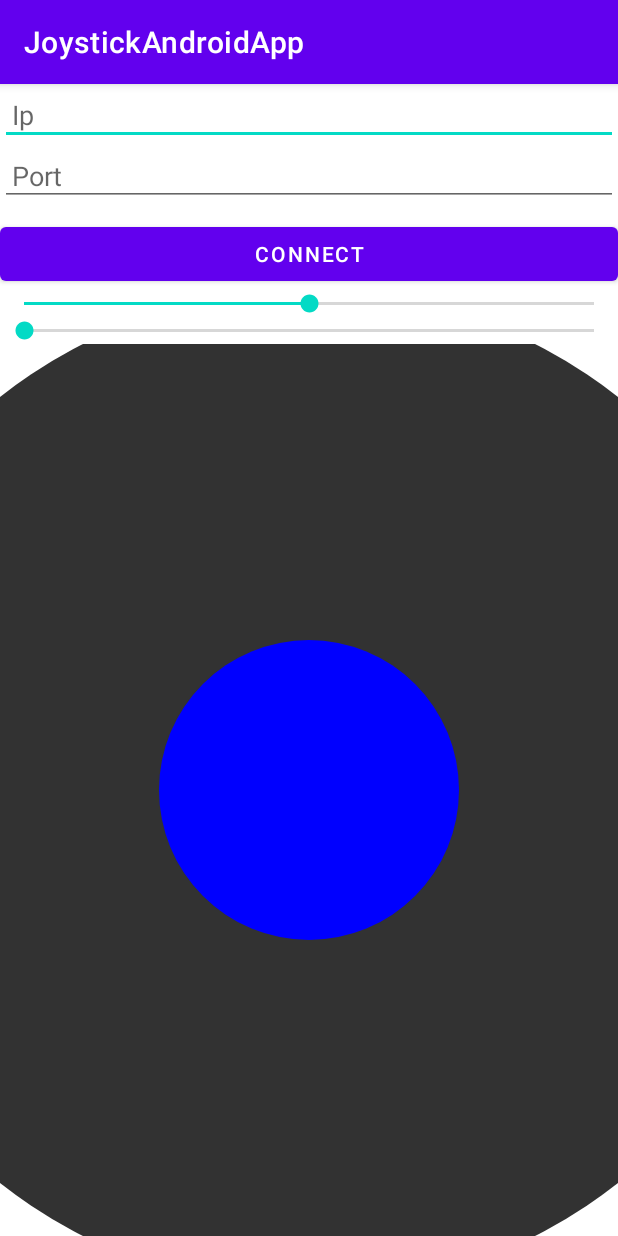
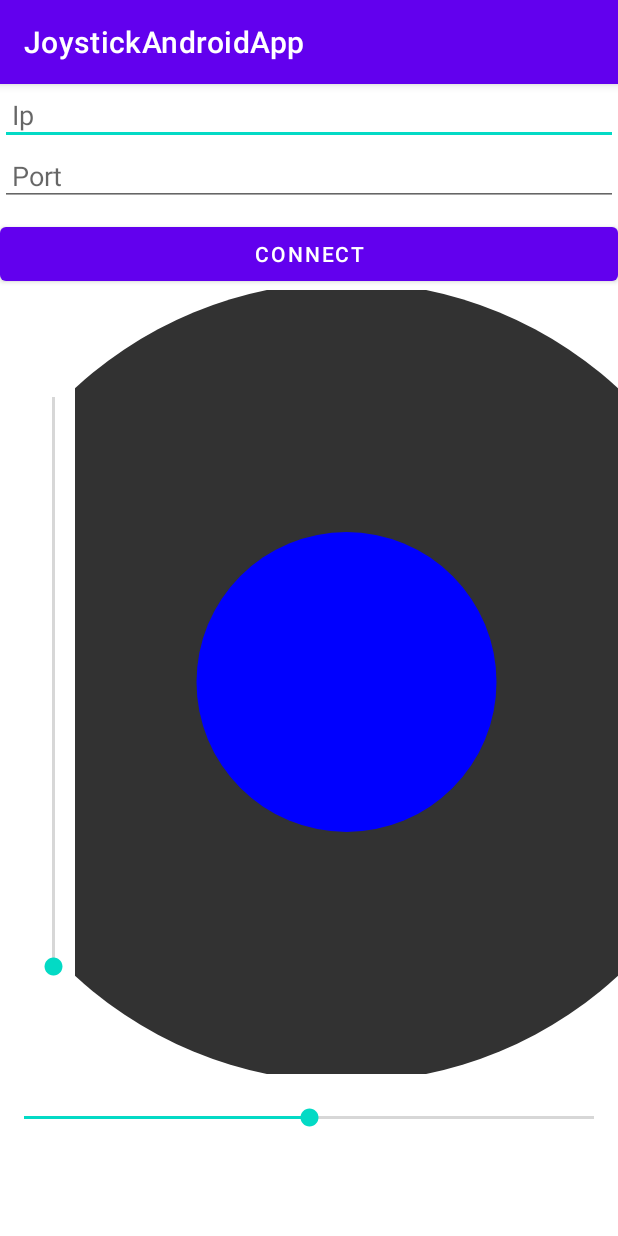
Before and after one commit to sarits991/JoystickAndroidApp, an Android app: the screen it shows after launch (MainActivity), on a phone screen of 412 x 824 dp. Run offline under Robolectric (Android 15) with nearby library versions, the phone set to English and light mode, and no system bars; our stand-ins replace data binding; 1 statement that could not run was skipped.

Commit message:
seek bar

```diff
--- a/app/src/main/java/android/joystickandroidapp/views/Joystick.java
+++ b/app/src/main/java/android/joystickandroidapp/views/Joystick.java
@@ -18,7 +18,7 @@ public class Joystick extends View {
     private float xCenter;
     private float yCenter;
     private float innerRadius = 150;
-    private float externalRadius = 500;
+    private float externalRadius = 400;
     private JoystickOnChange joystickOnChange;
     private Paint paint;
 
--- a/app/src/main/res/layout/activity_main.xml
+++ b/app/src/main/res/layout/activity_main.xml
@@ -1,6 +1,7 @@
 <?xml version="1.0" encoding="utf-8"?>
 <layout xmlns:android="http://schemas.android.com/apk/res/android"
     xmlns:tools="http://schemas.android.com/tools"
+    xmlns:app="http://schemas.android.com/apk/res-auto"
     tools:context=".views.MainActivity">
 
     <data>
@@ -34,6 +35,7 @@
 
 
         <Button
+            android:id="@+id/connectButton"
             android:layout_width="match_parent"
             android:layout_height="wrap_content"
             android:layout_marginTop="8dp"
@@ -41,25 +43,50 @@
             android:text="@string/connect_button"
             tools:validationMessage="@{viewModel.validationMessage}"/>
 
+        <androidx.constraintlayout.widget.ConstraintLayout
+            android:layout_width="match_parent"
+            android:layout_height="match_parent"
+            android:layout_weight="1"
+            >
+
+
+            <SeekBar
+                android:id="@+id/throttleSeekBar"
+                android:layout_width="match_parent"
+                android:layout_height="match_parent"
+                android:max="20"
+                android:min="0"
+                android:rotation="-90"
+                app:layout_constraintBottom_toBottomOf="parent"
+                app:layout_constraintEnd_toEndOf="parent"
+                app:layout_constraintLeft_toLeftOf="parent"
+                app:layout_constraintRight_toLeftOf="@id/joystick"
+                app:layout_constraintTop_toTopOf="parent"
+                android:scrollY="170dp"
+                tools:ignore="MissingConstraints,NotSibling"
+
+                />
+
+
+            <android.joystickandroidapp.views.Joystick
+                android:id="@+id/joystick"
+                android:layout_width="match_parent"
+                android:layout_height="match_parent"
+                android:layout_marginLeft="50dp"
+                android:layout_weight="1" />
+
+        </androidx.constraintlayout.widget.ConstraintLayout>
+
+
         <SeekBar
             android:id="@+id/rudderSeekBar"
             android:layout_width="match_parent"
             android:layout_height="wrap_content"
+            android:padding="20dp"
+            android:layout_marginBottom="50dp"
             android:max="20"
             android:min="-20" />
 
-        <SeekBar
-            android:id="@+id/throttleSeekBar"
-            android:layout_width="match_parent"
-            android:layout_height="wrap_content"
-            android:max="20"
-            android:min="0"
-            />
-
-       <android.joystickandroidapp.views.Joystick
-            android:layout_width="match_parent"
-            android:layout_height="wrap_content"
-            android:id="@+id/joystick"/>
 
     </LinearLayout>
 </layout>
```
Also changed, not shown: app/src/main/java/android/joystickandroidapp/model/FlightSimulatorLogic.java (+30 -7 lines), app/src/main/java/android/joystickandroidapp/viewModel/MainViewModel.java (+16 -4 lines).
